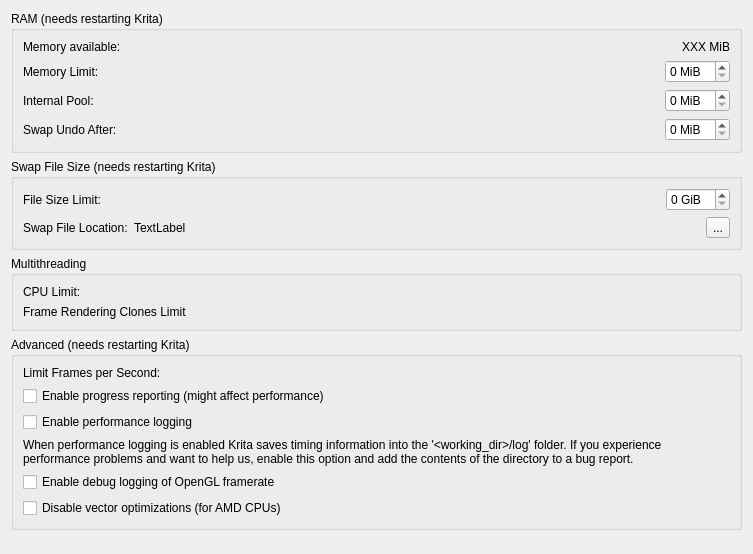
Qt form libs/ui/forms/wdgperformancesettings.ui (KDE/krita) before a commit.
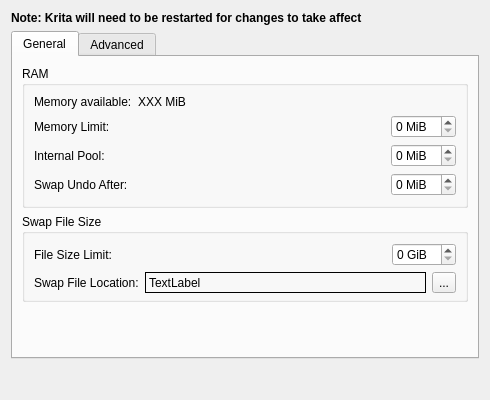
The same form after that commit. The open tabs and pages were chosen to show the change. Custom widgets are drawn as their Qt base class.

Commit message: condense performance area in application settings area

```diff
--- a/libs/ui/forms/wdgperformancesettings.ui
+++ b/libs/ui/forms/wdgperformancesettings.ui
@@ -6,15 +6,38 @@
    <rect>
     <x>0</x>
     <y>0</y>
-    <width>753</width>
-    <height>554</height>
+    <width>490</width>
+    <height>400</height>
    </rect>
   </property>
+  <layout class="QVBoxLayout" name="verticalLayout_3">
+   <item>
+    <widget class="QLabel" name="label_10">
+     <property name="font">
+      <font>
+       <weight>75</weight>
+       <bold>true</bold>
+      </font>
+     </property>
+     <property name="text">
+      <string>Note: Krita will need to be restarted for changes to take affect</string>
+     </property>
+    </widget>
+   </item>
+   <item>
+    <widget class="QTabWidget" name="tabWidget">
+     <property name="currentIndex">
+      <number>1</number>
+     </property>
+     <widget class="QWidget" name="tab">
+      <attribute name="title">
+       <string>General</string>
+      </attribute>
   <layout class="QVBoxLayout" name="verticalLayout_2">
    <item>
     <widget class="QGroupBox" name="groupBox">
      <property name="title">
-      <string>RAM (needs restarting Krita)</string>
+          <string>RAM</string>
      </property>
      <layout class="QFormLayout" name="formLayout">
       <item row="0" column="0">
@@ -36,7 +59,7 @@
          <string>XXX MiB</string>
         </property>
         <property name="alignment">
-         <set>Qt::AlignRight|Qt::AlignTrailing|Qt::AlignVCenter</set>
+             <set>Qt::AlignLeading|Qt::AlignLeft|Qt::AlignVCenter</set>
         </property>
        </widget>
       </item>
@@ -55,7 +78,7 @@
         <item>
          <widget class="KisDoubleSliderSpinBox" name="sliderMemoryLimit" native="true">
           <property name="sizePolicy">
-           <sizepolicy hsizetype="MinimumExpanding" vsizetype="Preferred">
+               <sizepolicy hsizetype="MinimumExpanding" vsizetype="Minimum">
             <horstretch>0</horstretch>
             <verstretch>0</verstretch>
            </sizepolicy>
@@ -86,7 +109,7 @@
         <item>
          <widget class="KisDoubleSliderSpinBox" name="sliderPoolLimit" native="true">
           <property name="sizePolicy">
-           <sizepolicy hsizetype="MinimumExpanding" vsizetype="Preferred">
+               <sizepolicy hsizetype="MinimumExpanding" vsizetype="Minimum">
             <horstretch>0</horstretch>
             <verstretch>0</verstretch>
            </sizepolicy>
@@ -117,7 +140,7 @@
         <item>
          <widget class="KisDoubleSliderSpinBox" name="sliderUndoLimit" native="true">
           <property name="sizePolicy">
-           <sizepolicy hsizetype="MinimumExpanding" vsizetype="Preferred">
+               <sizepolicy hsizetype="MinimumExpanding" vsizetype="Minimum">
             <horstretch>0</horstretch>
             <verstretch>0</verstretch>
            </sizepolicy>
@@ -142,9 +165,12 @@
    <item>
     <widget class="QGroupBox" name="groupBox_2">
      <property name="title">
-      <string>Swap File Size (needs restarting Krita)</string>
+          <string>Swap File Size</string>
      </property>
      <layout class="QFormLayout" name="formLayout_2">
+          <property name="bottomMargin">
+           <number>6</number>
+          </property>
       <item row="0" column="0">
        <widget class="QLabel" name="label_6">
         <property name="toolTip">
@@ -160,7 +186,7 @@
         <item>
          <widget class="KisSliderSpinBox" name="sliderSwapSize" native="true">
           <property name="sizePolicy">
-           <sizepolicy hsizetype="MinimumExpanding" vsizetype="Preferred">
+               <sizepolicy hsizetype="MinimumExpanding" vsizetype="Minimum">
             <horstretch>0</horstretch>
             <verstretch>0</verstretch>
            </sizepolicy>
@@ -191,11 +217,14 @@
         <item>
          <widget class="QLabel" name="lblSwapFileLocation">
           <property name="sizePolicy">
-           <sizepolicy hsizetype="MinimumExpanding" vsizetype="Preferred">
+               <sizepolicy hsizetype="MinimumExpanding" vsizetype="Minimum">
             <horstretch>0</horstretch>
             <verstretch>0</verstretch>
            </sizepolicy>
           </property>
+              <property name="frameShape">
+               <enum>QFrame::Box</enum>
+              </property>
           <property name="text">
            <string>TextLabel</string>
           </property>
@@ -217,6 +246,26 @@
     </widget>
    </item>
    <item>
+        <spacer name="verticalSpacer_2">
+         <property name="orientation">
+          <enum>Qt::Vertical</enum>
+         </property>
+         <property name="sizeHint" stdset="0">
+          <size>
+           <width>20</width>
+           <height>5</height>
+          </size>
+         </property>
+        </spacer>
+       </item>
+      </layout>
+     </widget>
+     <widget class="QWidget" name="tab_2">
+      <attribute name="title">
+       <string>Advanced</string>
+      </attribute>
+      <layout class="QVBoxLayout" name="verticalLayout">
+       <item>
     <widget class="QGroupBox" name="groupBox_4">
      <property name="title">
       <string>Multithreading</string>
@@ -232,7 +281,7 @@
       <item row="0" column="1">
        <widget class="KisSliderSpinBox" name="sliderThreadsLimit" native="true">
         <property name="sizePolicy">
-         <sizepolicy hsizetype="MinimumExpanding" vsizetype="Preferred">
+             <sizepolicy hsizetype="MinimumExpanding" vsizetype="Minimum">
           <horstretch>0</horstretch>
           <verstretch>0</verstretch>
          </sizepolicy>
@@ -252,7 +301,7 @@
       <item row="1" column="1">
        <widget class="KisSliderSpinBox" name="sliderFrameClonesLimit" native="true">
         <property name="sizePolicy">
-         <sizepolicy hsizetype="MinimumExpanding" vsizetype="Preferred">
+             <sizepolicy hsizetype="MinimumExpanding" vsizetype="Minimum">
           <horstretch>0</horstretch>
           <verstretch>0</verstretch>
          </sizepolicy>
@@ -263,20 +312,21 @@
        </widget>
       </item>
      </layout>
-    </widget>
-   </item>
-   <item>
-    <widget class="QGroupBox" name="groupBox_3">
-     <property name="title">
-      <string>Advanced (needs restarting Krita)</string>
-     </property>
-     <layout class="QVBoxLayout" name="verticalLayout">
+         <zorder>label_8</zorder>
+         <zorder>sliderThreadsLimit</zorder>
+         <zorder>label_9</zorder>
+         <zorder>sliderFrameClonesLimit</zorder>
+         <zorder>label_fps</zorder>
+         <zorder>label_fps</zorder>
+         <zorder>sliderFpsLimit</zorder>
+        </widget>
+       </item>
       <item>
        <layout class="QFormLayout" name="formLayout_limitFps">
         <item row="0" column="0">
          <widget class="QLabel" name="label_fps">
           <property name="text">
-           <string>Limit Frames per Second:</string>
+            <string>Limit frames per second while painting:</string>
           </property>
          </widget>
         </item>
@@ -295,17 +345,31 @@
         </item>
        </layout>
       </item>
+       <item>
+        <widget class="QCheckBox" name="chkOpenGLFramerateLogging">
+         <property name="text">
+          <string>Debug logging of OpenGL framerate</string>
+         </property>
+        </widget>
+       </item>
+       <item>
+        <widget class="QCheckBox" name="chkDisableVectorOptimizations">
+         <property name="text">
+          <string>Disable vector optimizations (for AMD CPUs)</string>
+         </property>
+        </widget>
+       </item>
       <item>
        <widget class="QCheckBox" name="chkProgressReporting">
         <property name="text">
-         <string>Enable progress reporting (might affect performance)</string>
+          <string>Progress reporting (might affect performance)</string>
         </property>
        </widget>
       </item>
       <item>
        <widget class="QCheckBox" name="chkPerformanceLogging">
         <property name="text">
-         <string>Enable performance logging</string>
+          <string>Performance logging</string>
         </property>
        </widget>
       </item>
@@ -323,20 +387,20 @@
        </widget>
       </item>
       <item>
-       <widget class="QCheckBox" name="chkOpenGLFramerateLogging">
-        <property name="text">
-         <string>Enable debug logging of OpenGL framerate</string>
-        </property>
-       </widget>
-      </item>
-      <item>
-       <widget class="QCheckBox" name="chkDisableVectorOptimizations">
-        <property name="text">
-         <string>Disable vector optimizations (for AMD CPUs)</string>
-        </property>
-       </widget>
-      </item>
-     </layout>
+        <spacer name="verticalSpacer_3">
+         <property name="orientation">
+          <enum>Qt::Vertical</enum>
+         </property>
+         <property name="sizeHint" stdset="0">
+          <size>
+           <width>20</width>
+           <height>5</height>
+          </size>
+         </property>
+        </spacer>
+       </item>
+      </layout>
+     </widget>
     </widget>
    </item>
    <item>
@@ -347,7 +411,7 @@
      <property name="sizeHint" stdset="0">
       <size>
        <width>20</width>
-       <height>40</height>
+       <height>5</height>
       </size>
      </property>
     </spacer>
@@ -355,12 +419,6 @@
   </layout>
  </widget>
  <customwidgets>
-  <customwidget>
-   <class>KisSliderSpinBox</class>
-   <extends>QWidget</extends>
-   <header>kis_slider_spin_box.h</header>
-   <container>1</container>
-  </customwidget>
   <customwidget>
    <class>KisIntParseSpinBox</class>
    <extends>QSpinBox</extends>
@@ -372,6 +430,12 @@
    <header>kis_slider_spin_box.h</header>
    <container>1</container>
   </customwidget>
+  <customwidget>
+   <class>KisSliderSpinBox</class>
+   <extends>QWidget</extends>
+   <header>kis_slider_spin_box.h</header>
+   <container>1</container>
+  </customwidget>
  </customwidgets>
  <resources/>
  <connections/>
```
Lines whose indentation alone changed are shown as unchanged. The commit also changes 1 other file.
